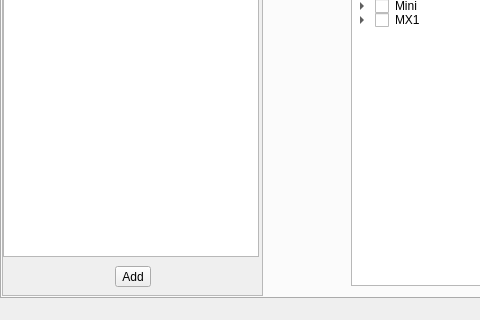
Qt form MainWindow.ui (alcatrazproduction/Chrono) before a commit; both pictures show x 0 to 480 and y 280 to 600 of the 800 by 600 pixel window.
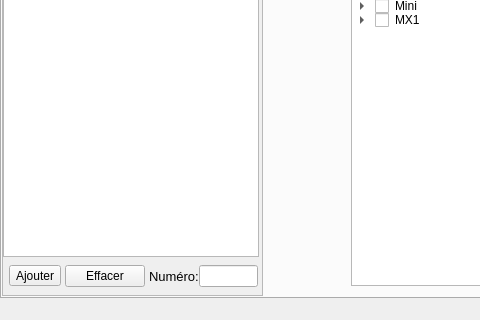
The same form after that commit.

```diff
--- a/MainWindow.ui
+++ b/MainWindow.ui
@@ -139,10 +139,123 @@
          </rect>
         </property>
         <layout class="QGridLayout" name="gridLayout">
+         <property name="leftMargin">
+          <number>6</number>
+         </property>
+         <property name="rightMargin">
+          <number>6</number>
+         </property>
+         <property name="horizontalSpacing">
+          <number>4</number>
+         </property>
+         <property name="verticalSpacing">
+          <number>0</number>
+         </property>
          <item row="0" column="0">
           <widget class="QToolButton" name="toolButton">
            <property name="text">
-            <string>Add</string>
+            <string>Ajouter</string>
+           </property>
+          </widget>
+         </item>
+         <item row="0" column="2">
+          <layout class="QHBoxLayout" name="horizontalLayout">
+           <item>
+            <widget class="QLabel" name="label_2">
+             <property name="enabled">
+              <bool>true</bool>
+             </property>
+             <property name="maximumSize">
+              <size>
+               <width>80</width>
+               <height>60</height>
+              </size>
+             </property>
+             <property name="font">
+              <font>
+               <pointsize>10</pointsize>
+               <weight>50</weight>
+               <bold>false</bold>
+               <kerning>true</kerning>
+              </font>
+             </property>
+             <property name="toolTip">
+              <string notr="true"/>
+             </property>
+             <property name="statusTip">
+              <string notr="true"/>
+             </property>
+             <property name="accessibleName">
+              <string notr="true"/>
+             </property>
+             <property name="accessibleDescription">
+              <string notr="true"/>
+             </property>
+             <property name="layoutDirection">
+              <enum>Qt::RightToLeft</enum>
+             </property>
+             <property name="text">
+              <string>Numéro:</string>
+             </property>
+            </widget>
+           </item>
+           <item>
+            <widget class="QLineEdit" name="findNumber">
+             <property name="maximumSize">
+              <size>
+               <width>100</width>
+               <height>60</height>
+              </size>
+             </property>
+             <property name="font">
+              <font>
+               <kerning>true</kerning>
+              </font>
+             </property>
+             <property name="mouseTracking">
+              <bool>true</bool>
+             </property>
+             <property name="focusPolicy">
+              <enum>Qt::ClickFocus</enum>
+             </property>
+             <property name="acceptDrops">
+              <bool>false</bool>
+             </property>
+             <property name="toolTip">
+              <string notr="true"/>
+             </property>
+             <property name="statusTip">
+              <string notr="true"/>
+             </property>
+             <property name="accessibleName">
+              <string notr="true"/>
+             </property>
+             <property name="accessibleDescription">
+              <string notr="true"/>
+             </property>
+             <property name="inputMethodHints">
+              <set>Qt::ImhDigitsOnly</set>
+             </property>
+             <property name="inputMask">
+              <string notr="true"/>
+             </property>
+             <property name="text">
+              <string notr="true"/>
+             </property>
+             <property name="maxLength">
+              <number>5</number>
+             </property>
+             <property name="placeholderText">
+              <string notr="true"/>
+             </property>
+            </widget>
+           </item>
+          </layout>
+         </item>
+         <item row="0" column="1">
+          <widget class="QPushButton" name="pushButton">
+           <property name="text">
+            <string>Effacer</string>
            </property>
           </widget>
          </item>
```
